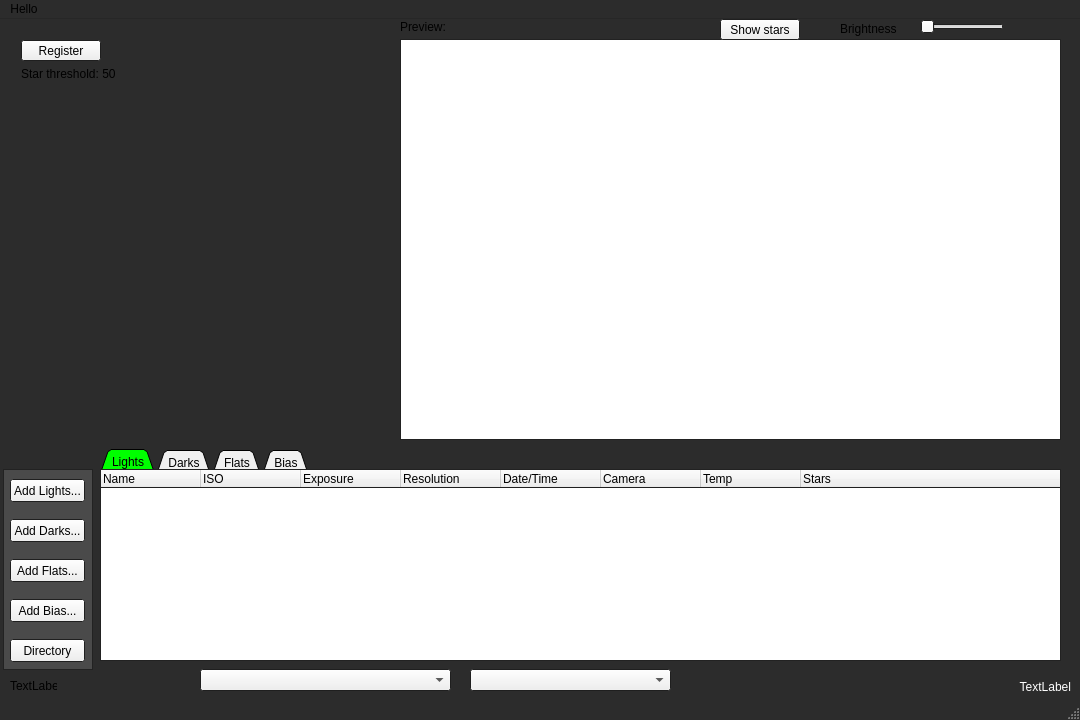
This is mainwindow.ui in CarlMansfield/ImageStacker as Qt 5 draws it before an edit. The edited form follows.
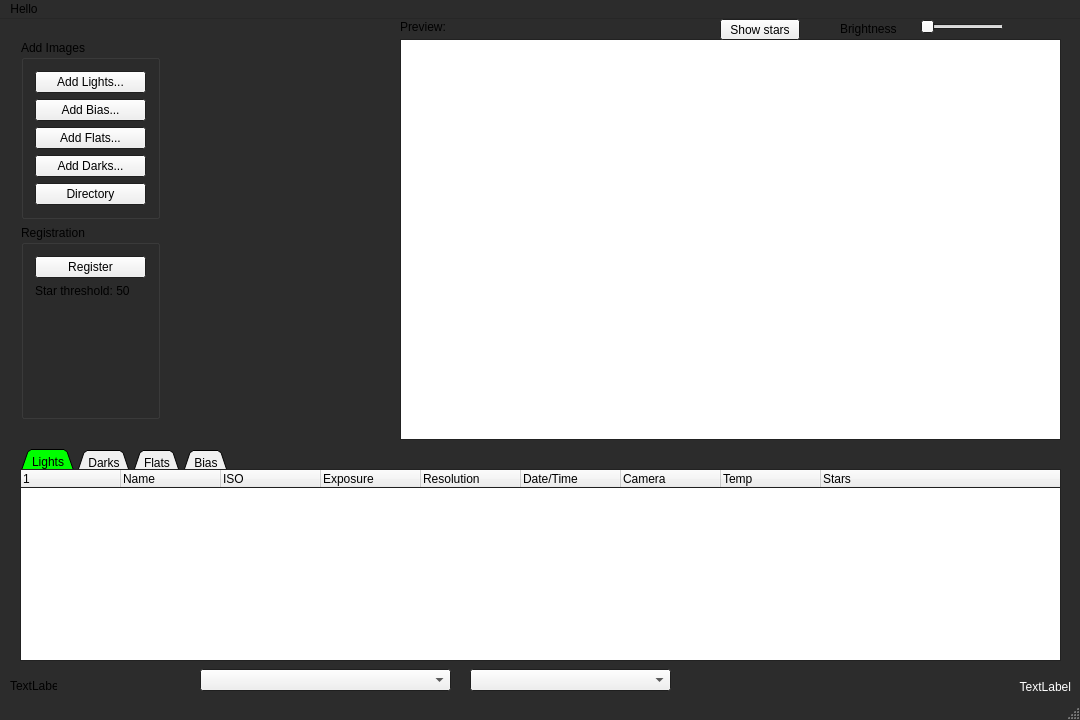
This is the edited form.

```diff
--- a/mainwindow.ui
+++ b/mainwindow.ui
@@ -90,58 +90,6 @@
    <bool>true</bool>
   </property>
   <widget class="QWidget" name="centralWidget">
-   <widget class="QPushButton" name="pushButton">
-    <property name="geometry">
-     <rect>
-      <x>10</x>
-      <y>460</y>
-      <width>75</width>
-      <height>23</height>
-     </rect>
-    </property>
-    <property name="text">
-     <string>Add Lights...</string>
-    </property>
-   </widget>
-   <widget class="QPushButton" name="pushButton_2">
-    <property name="geometry">
-     <rect>
-      <x>10</x>
-      <y>500</y>
-      <width>75</width>
-      <height>23</height>
-     </rect>
-    </property>
-    <property name="text">
-     <string>Add Darks...</string>
-    </property>
-   </widget>
-   <widget class="QPushButton" name="pushButton_3">
-    <property name="geometry">
-     <rect>
-      <x>10</x>
-      <y>540</y>
-      <width>75</width>
-      <height>23</height>
-     </rect>
-    </property>
-    <property name="text">
-     <string>Add Flats...</string>
-    </property>
-   </widget>
-   <widget class="QPushButton" name="pushButton_4">
-    <property name="geometry">
-     <rect>
-      <x>10</x>
-      <y>580</y>
-      <width>75</width>
-      <height>23</height>
-     </rect>
-    </property>
-    <property name="text">
-     <string>Add Bias...</string>
-    </property>
-   </widget>
    <widget class="QLabel" name="label_2">
     <property name="geometry">
      <rect>
@@ -161,9 +109,9 @@
     </property>
     <property name="geometry">
      <rect>
-      <x>100</x>
+      <x>20</x>
       <y>450</y>
-      <width>961</width>
+      <width>1041</width>
       <height>192</height>
      </rect>
     </property>
@@ -176,6 +124,11 @@
     <property name="frameShadow">
      <enum>QFrame::Sunken</enum>
     </property>
+    <column>
+     <property name="text">
+      <string/>
+     </property>
+    </column>
     <column>
      <property name="text">
       <string>Name</string>
@@ -220,7 +173,7 @@
    <widget class="QTabWidget" name="tabWidget">
     <property name="geometry">
      <rect>
-      <x>100</x>
+      <x>20</x>
       <y>430</y>
       <width>231</width>
       <height>80</height>
@@ -341,9 +294,9 @@
     </property>
     <property name="geometry">
      <rect>
-      <x>100</x>
+      <x>20</x>
       <y>450</y>
-      <width>961</width>
+      <width>1041</width>
       <height>192</height>
      </rect>
     </property>
@@ -390,9 +343,9 @@
     </property>
     <property name="geometry">
      <rect>
-      <x>100</x>
+      <x>20</x>
       <y>450</y>
-      <width>961</width>
+      <width>1041</width>
       <height>192</height>
      </rect>
     </property>
@@ -439,9 +392,9 @@
     </property>
     <property name="geometry">
      <rect>
-      <x>100</x>
+      <x>20</x>
       <y>450</y>
-      <width>961</width>
+      <width>1041</width>
       <height>192</height>
      </rect>
     </property>
@@ -513,59 +466,6 @@
      <enum>QGraphicsView::MinimalViewportUpdate</enum>
     </property>
    </widget>
-   <widget class="QGraphicsView" name="graphicsView_2">
-    <property name="geometry">
-     <rect>
-      <x>3</x>
-      <y>450</y>
-      <width>90</width>
-      <height>201</height>
-     </rect>
-    </property>
-    <property name="palette">
-     <palette>
-      <active>
-       <colorrole role="Base">
-        <brush brushstyle="SolidPattern">
-         <color alpha="255">
-          <red>74</red>
-          <green>74</green>
-          <blue>74</blue>
-         </color>
-        </brush>
-       </colorrole>
-      </active>
-      <inactive>
-       <colorrole role="Base">
-        <brush brushstyle="SolidPattern">
-         <color alpha="255">
-          <red>74</red>
-          <green>74</green>
-          <blue>74</blue>
-         </color>
-        </brush>
-       </colorrole>
-      </inactive>
-      <disabled>
-       <colorrole role="Base">
-        <brush brushstyle="SolidPattern">
-         <color alpha="255">
-          <red>44</red>
-          <green>44</green>
-          <blue>44</blue>
-         </color>
-        </brush>
-       </colorrole>
-      </disabled>
-     </palette>
-    </property>
-    <property name="frameShape">
-     <enum>QFrame::StyledPanel</enum>
-    </property>
-    <property name="frameShadow">
-     <enum>QFrame::Raised</enum>
-    </property>
-   </widget>
    <widget class="QLabel" name="platform">
     <property name="geometry">
      <rect>
@@ -672,57 +572,6 @@
      </rect>
     </property>
    </widget>
-   <widget class="QPushButton" name="pushButton_5">
-    <property name="geometry">
-     <rect>
-      <x>10</x>
-      <y>620</y>
-      <width>75</width>
-      <height>23</height>
-     </rect>
-    </property>
-    <property name="text">
-     <string>Directory</string>
-    </property>
-   </widget>
-   <widget class="QWidget" name="verticalLayoutWidget">
-    <property name="geometry">
-     <rect>
-      <x>10</x>
-      <y>10</y>
-      <width>161</width>
-      <height>63</height>
-     </rect>
-    </property>
-    <layout class="QFormLayout" name="formLayout">
-     <item row="0" column="0">
-      <widget class="QPushButton" name="buttonReg">
-       <property name="sizePolicy">
-        <sizepolicy hsizetype="Minimum" vsizetype="Maximum">
-         <horstretch>0</horstretch>
-         <verstretch>0</verstretch>
-        </sizepolicy>
-       </property>
-       <property name="text">
-        <string>Register</string>
-       </property>
-      </widget>
-     </item>
-     <item row="1" column="0" colspan="2">
-      <widget class="QLabel" name="label">
-       <property name="sizePolicy">
-        <sizepolicy hsizetype="Fixed" vsizetype="Maximum">
-         <horstretch>0</horstretch>
-         <verstretch>0</verstretch>
-        </sizepolicy>
-       </property>
-       <property name="text">
-        <string>Star threshold: 50</string>
-       </property>
-      </widget>
-     </item>
-    </layout>
-   </widget>
    <widget class="QSlider" name="horizontalSlider">
     <property name="geometry">
      <rect>
@@ -784,7 +633,110 @@
      <string>TextLabel</string>
     </property>
    </widget>
-   <zorder>graphicsView_2</zorder>
+   <widget class="QWidget" name="verticalLayoutWidget_2">
+    <property name="geometry">
+     <rect>
+      <x>10</x>
+      <y>10</y>
+      <width>161</width>
+      <height>401</height>
+     </rect>
+    </property>
+    <layout class="QVBoxLayout" name="verticalLayout_4">
+     <item>
+      <widget class="QGroupBox" name="groupBox_3">
+       <property name="title">
+        <string>Add Images</string>
+       </property>
+       <layout class="QVBoxLayout" name="verticalLayout_5">
+        <item>
+         <widget class="QPushButton" name="pushButton">
+          <property name="text">
+           <string>Add Lights...</string>
+          </property>
+         </widget>
+        </item>
+        <item>
+         <widget class="QPushButton" name="pushButton_4">
+          <property name="text">
+           <string>Add Bias...</string>
+          </property>
+         </widget>
+        </item>
+        <item>
+         <widget class="QPushButton" name="pushButton_3">
+          <property name="text">
+           <string>Add Flats...</string>
+          </property>
+         </widget>
+        </item>
+        <item>
+         <widget class="QPushButton" name="pushButton_2">
+          <property name="text">
+           <string>Add Darks...</string>
+          </property>
+         </widget>
+        </item>
+        <item>
+         <widget class="QPushButton" name="pushButton_5">
+          <property name="text">
+           <string>Directory</string>
+          </property>
+         </widget>
+        </item>
+       </layout>
+      </widget>
+     </item>
+     <item>
+      <widget class="QGroupBox" name="groupBox_4">
+       <property name="title">
+        <string>Registration</string>
+       </property>
+       <layout class="QVBoxLayout" name="verticalLayout_6">
+        <item>
+         <widget class="QPushButton" name="buttonReg">
+          <property name="sizePolicy">
+           <sizepolicy hsizetype="Minimum" vsizetype="Maximum">
+            <horstretch>0</horstretch>
+            <verstretch>0</verstretch>
+           </sizepolicy>
+          </property>
+          <property name="text">
+           <string>Register</string>
+          </property>
+         </widget>
+        </item>
+        <item>
+         <widget class="QLabel" name="label">
+          <property name="sizePolicy">
+           <sizepolicy hsizetype="Fixed" vsizetype="Maximum">
+            <horstretch>0</horstretch>
+            <verstretch>0</verstretch>
+           </sizepolicy>
+          </property>
+          <property name="text">
+           <string>Star threshold: 50</string>
+          </property>
+         </widget>
+        </item>
+        <item>
+         <spacer name="verticalSpacer_2">
+          <property name="orientation">
+           <enum>Qt::Vertical</enum>
+          </property>
+          <property name="sizeHint" stdset="0">
+           <size>
+            <width>20</width>
+            <height>40</height>
+           </size>
+          </property>
+         </spacer>
+        </item>
+       </layout>
+      </widget>
+     </item>
+    </layout>
+   </widget>
    <zorder>tabWidget</zorder>
    <zorder>pushButton</zorder>
    <zorder>pushButton_2</zorder>
```
Left out of the diff: 11 changed lines with no effect on the pictures.
